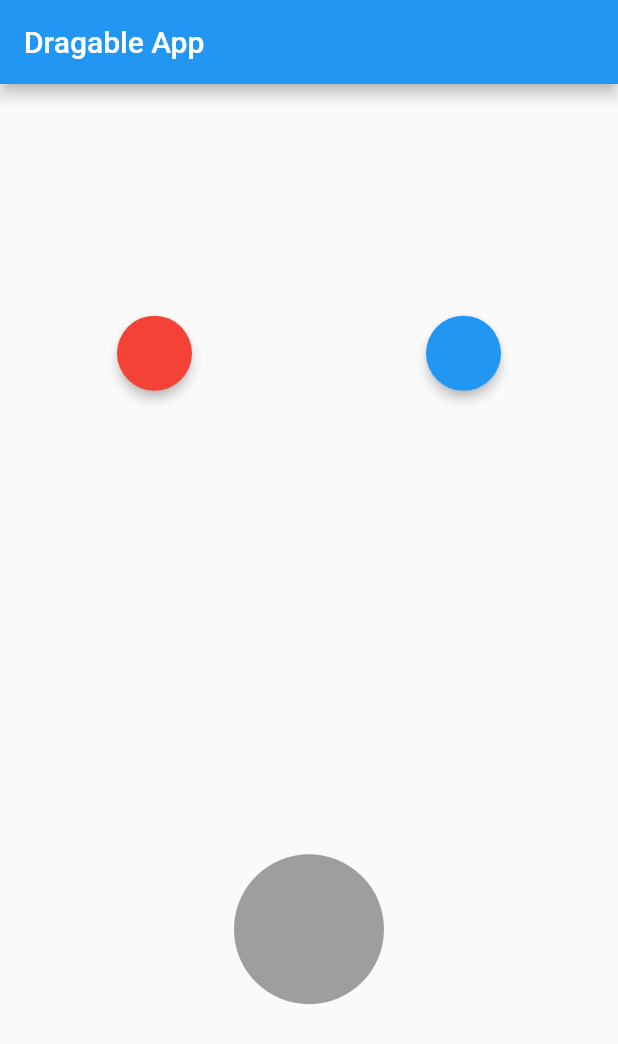
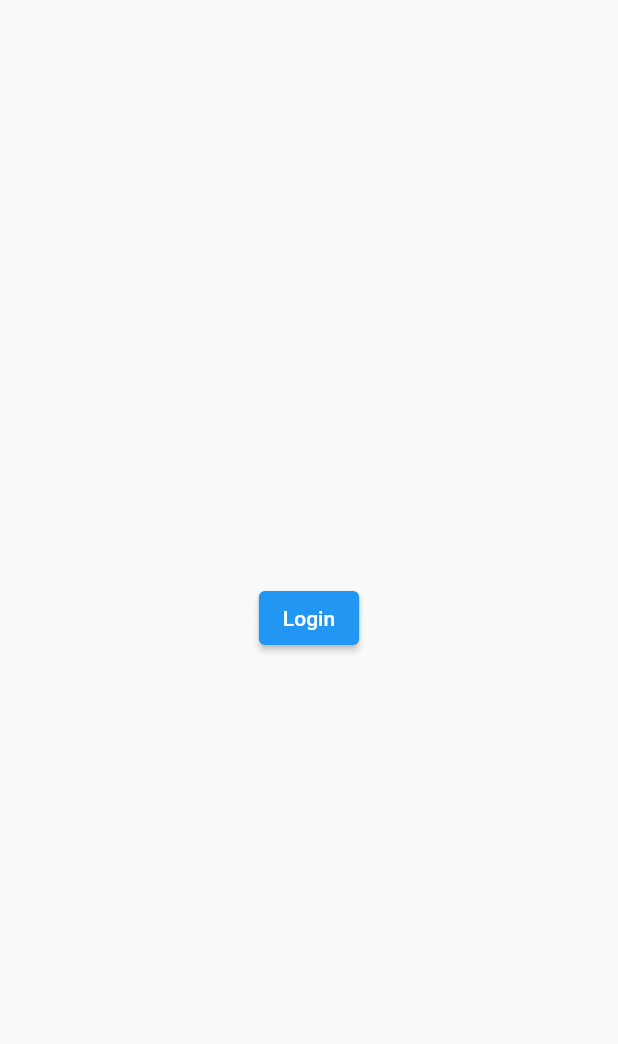
Before and after one commit to raihanromzi/flutter-lab, a Flutter app: the screen it shows after launch, on a phone screen of 412 x 824 dp. Shown: the top 1044 px of the screen. Run offline on Flutter 3.47's test engine with Material 2 defaults, Android fonts, the phone set to English and light mode, and no system bars.

Commit message:
appbar design

```diff
--- a/lib/main.dart
+++ b/lib/main.dart
@@ -1,5 +1,5 @@
 import 'package:flutter/material.dart';
-import 'pages/dragable_dragtable_sizedbox_material.dart';
+import 'pages/multipages/login_page.dart';
 
 void main() {
   runApp(const MyApp());
@@ -11,7 +11,7 @@ class MyApp extends StatelessWidget {
   @override
   Widget build(BuildContext context) {
     return const MaterialApp(
-      home: DragableApp(),
+      home: LoginPage(),
     );
   }
 }
--- /dev/null
+++ b/lib/pages/appbar_design.dart
@@ -0,0 +1,16 @@
+import 'package:flutter/material.dart';
+
+class AppbarDesign extends StatelessWidget {
+  const AppbarDesign({Key? key}) : super(key: key);
+
+  @override
+  Widget build(BuildContext context) {
+    return MaterialApp(
+      home: Scaffold(
+        appBar: AppBar(
+          title: Text(''),
+        ),
+      ),
+    );
+  }
+}
--- /dev/null
+++ b/lib/pages/multipages/login_page.dart
@@ -0,0 +1,27 @@
+import 'package:flutter/material.dart';
+import 'package:flutter_lab/pages/multipages/main_page.dart';
+
+class LoginPage extends StatelessWidget {
+  const LoginPage({Key? key}) : super(key: key);
+
+  @override
+  Widget build(BuildContext context) {
+    return MaterialApp(
+      home: Scaffold(
+        body: Center(
+          child: ElevatedButton(
+            child: Text('Login'),
+            onPressed: () {
+              // Push Replacement -> Tidak bisa back
+              Navigator.pushReplacement(context, MaterialPageRoute(
+                builder: (context) {
+                  return MainPage();
+                },
+              ));
+            },
+          ),
+        ),
+      ),
+    );
+  }
+}
```
Also changed, not shown: lib/pages/multipages/main_page.dart (added, +27 -0 lines), lib/pages/multipages/second_page.dart (added, +23 -0 lines).
